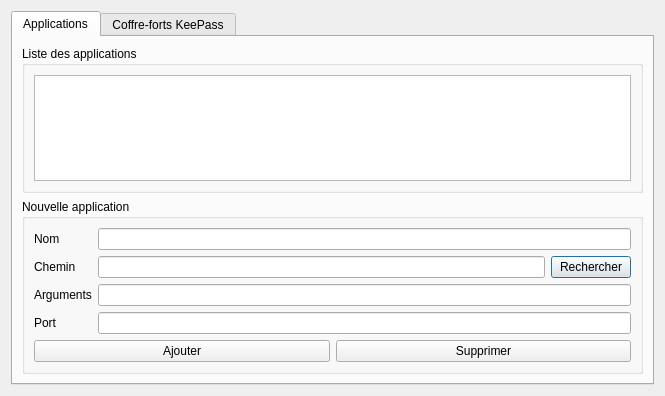
The window that preferences/UI/preferences.ui (faro93/YARCoM.Qt) describes before a commit, drawn with Qt 5.
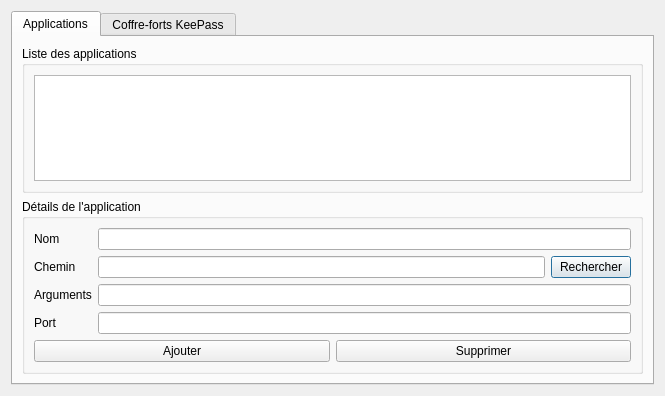
The same window after the commit. Icons and pictures are not drawn.

Commit message:
Add yarcom.qt.conf.json for application configurations and connections
- Introduced a new configuration file to manage application settings for SSH and FileZilla.
- Defined global application binaries and arguments for SSH2 and FileZilla.
- Configured connection details for various devices including Linux and Raspberry Pi.
- Included KeePass database paths for secure credential management.

What changed in the file:
```diff
--- a/preferences/UI/preferences.ui
+++ b/preferences/UI/preferences.ui
@@ -45,7 +45,7 @@
          <item>
           <widget class="QGroupBox" name="groupBox_2">
            <property name="title">
-            <string>Nouvelle application</string>
+            <string>Détails de l'application</string>
            </property>
            <layout class="QVBoxLayout" name="verticalLayout_2">
             <item>
```
Left out of the diff: 2 changed lines with no effect on the pictures. The commit also changes 10 other files.
